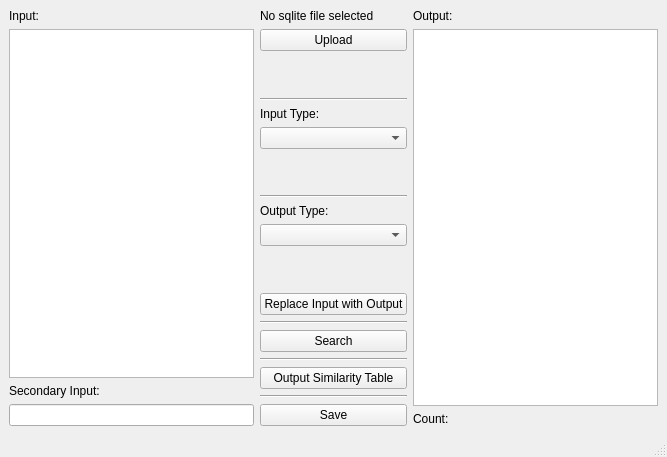
Old version of the form ui_main_window.ui in the repository Tyler-Hostetler/BioSynthNexus.
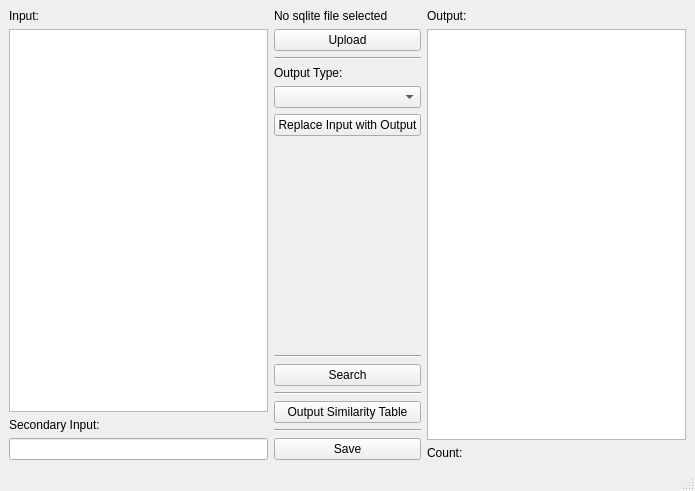
New version of the form.

Commit message: Removed Input Type

The edit to the form file:
```diff
--- a/ui_main_window.ui
+++ b/ui_main_window.ui
@@ -6,8 +6,8 @@
    <rect>
     <x>0</x>
     <y>0</y>
-    <width>667</width>
-    <height>457</height>
+    <width>695</width>
+    <height>491</height>
    </rect>
   </property>
   <property name="windowTitle">
@@ -61,49 +61,6 @@
           </item>
          </layout>
         </item>
-        <item>
-         <spacer name="verticalSpacer_5">
-          <property name="orientation">
-           <enum>Qt::Vertical</enum>
-          </property>
-          <property name="sizeHint" stdset="0">
-           <size>
-            <width>20</width>
-            <height>40</height>
-           </size>
-          </property>
-         </spacer>
-        </item>
-        <item>
-         <widget class="Line" name="line">
-          <property name="orientation">
-           <enum>Qt::Horizontal</enum>
-          </property>
-         </widget>
-        </item>
-        <item>
-         <widget class="QLabel" name="input_type_label">
-          <property name="text">
-           <string>Input Type:</string>
-          </property>
-         </widget>
-        </item>
-        <item>
-         <widget class="QComboBox" name="input_type_combobox"/>
-        </item>
-        <item>
-         <spacer name="verticalSpacer">
-          <property name="orientation">
-           <enum>Qt::Vertical</enum>
-          </property>
-          <property name="sizeHint" stdset="0">
-           <size>
-            <width>20</width>
-            <height>40</height>
-           </size>
-          </property>
-         </spacer>
-        </item>
         <item>
          <widget class="Line" name="line_2">
           <property name="orientation">
@@ -121,19 +78,6 @@
         <item>
          <widget class="QComboBox" name="output_type_combobox"/>
         </item>
-        <item>
-         <spacer name="verticalSpacer_4">
-          <property name="orientation">
-           <enum>Qt::Vertical</enum>
-          </property>
-          <property name="sizeHint" stdset="0">
-           <size>
-            <width>20</width>
-            <height>40</height>
-           </size>
-          </property>
-         </spacer>
-        </item>
         <item>
          <widget class="QPushButton" name="output_to_input_button">
           <property name="text">
@@ -141,6 +85,19 @@
           </property>
          </widget>
         </item>
+        <item>
+         <spacer name="verticalSpacer_4">
+          <property name="orientation">
+           <enum>Qt::Vertical</enum>
+          </property>
+          <property name="sizeHint" stdset="0">
+           <size>
+            <width>20</width>
+            <height>40</height>
+           </size>
+          </property>
+         </spacer>
+        </item>
         <item>
          <widget class="Line" name="line_3">
           <property name="orientation">
```
Left out of the diff: 2 changed lines with no effect on the pictures. The commit also changes 1 other file.
